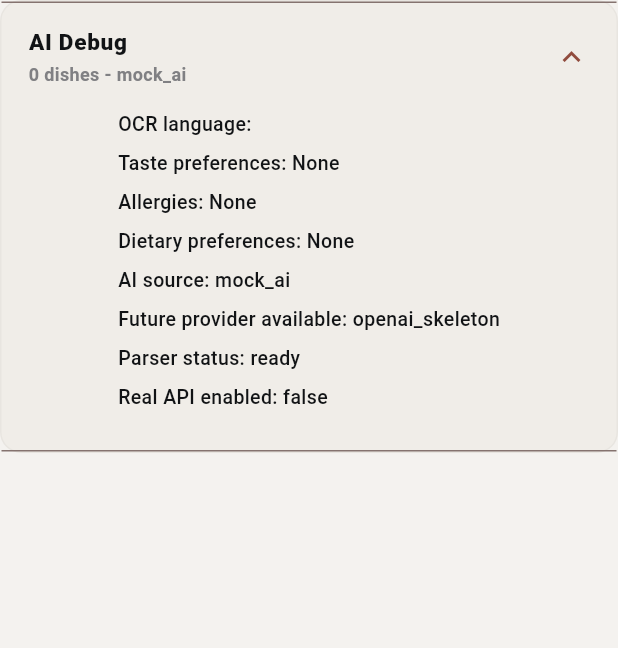
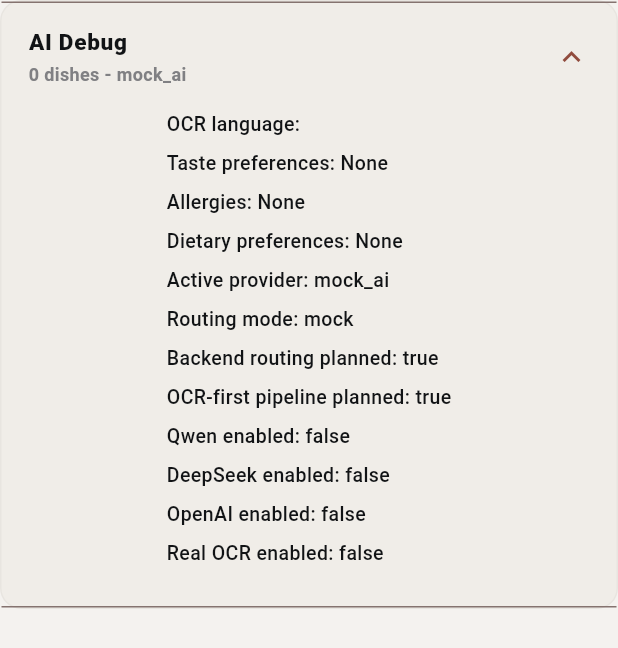
Before and after one commit to AllengWong-droid/ai-food-passport, a Flutter app: the _AiDebugSection widget shown alone on an empty page, opened directly with empty values, after a tap on "AI Debug", on a phone screen of 412 x 824 dp. Shown: the top 648 px of the screen. Run offline on Flutter 3.47's test engine with Material 3 defaults, Android fonts, the phone set to English and light mode, and no system bars; our stand-ins replace flutter_riverpod, go_router, image_picker; Roboto replaces fonts that are missing (Arial).

Commit message:
Add OCR-first multi-provider routing skeleton

```diff
--- a/lib/features/results/presentation/screens/results_screen.dart
+++ b/lib/features/results/presentation/screens/results_screen.dart
@@ -123,10 +123,14 @@ class _AiDebugSection extends StatelessWidget {
           _DebugLine(label: 'Taste preferences', value: _joinValues(tastePreferences)),
           _DebugLine(label: 'Allergies', value: _joinValues(allergies)),
           _DebugLine(label: 'Dietary preferences', value: _joinValues(dietaryPreferences)),
-          const _DebugLine(label: 'AI source', value: 'mock_ai'),
-          const _DebugLine(label: 'Future provider available', value: 'openai_skeleton'),
-          const _DebugLine(label: 'Parser status', value: 'ready'),
-          const _DebugLine(label: 'Real API enabled', value: 'false'),
+          const _DebugLine(label: 'Active provider', value: 'mock_ai'),
+          const _DebugLine(label: 'Routing mode', value: 'mock'),
+          const _DebugLine(label: 'Backend routing planned', value: 'true'),
+          const _DebugLine(label: 'OCR-first pipeline planned', value: 'true'),
+          const _DebugLine(label: 'Qwen enabled', value: 'false'),
+          const _DebugLine(label: 'DeepSeek enabled', value: 'false'),
+          const _DebugLine(label: 'OpenAI enabled', value: 'false'),
+          const _DebugLine(label: 'Real OCR enabled', value: 'false'),
         ],
       ),
     );
--- /dev/null
+++ b/lib/features/shared/data/ai/ai_provider_config.dart
@@ -0,0 +1,12 @@
+import '../../domain/models/models.dart';
+
+class AiProviderConfig {
+  const AiProviderConfig._();
+
+  static const defaultMode = AiProviderMode.mock;
+  static const backendRoutingEnabled = false;
+  static const qwenEnabled = false;
+  static const deepSeekEnabled = false;
+  static const openAiEnabled = false;
+  static const realOcrEnabled = false;
+}
--- /dev/null
+++ b/lib/features/shared/data/ai/backend_ai_config.dart
@@ -0,0 +1,8 @@
+import 'ai_provider_config.dart';
+
+class BackendAiConfig {
+  const BackendAiConfig._();
+
+  static const enabled = AiProviderConfig.backendRoutingEnabled;
+  static const baseUrl = 'https://backend.example.com';
+}
--- /dev/null
+++ b/lib/features/shared/data/ai/multi_provider_menu_analysis_repository.dart
@@ -0,0 +1,43 @@
+import '../../domain/models/models.dart';
+import '../../domain/repositories/repositories.dart';
+import 'ai_provider_config.dart';
+
+class MultiProviderMenuAnalysisRepository implements AiRepository {
+  const MultiProviderMenuAnalysisRepository();
+
+  static const providerSource = 'multi_provider_backend_skeleton';
+
+  AiRoutingDecision createDisabledRoutingDecision() {
+    return AiRoutingDecision(
+      mode: AiProviderConfig.defaultMode,
+      region: 'mock',
+      ocrProvider: 'mock_ocr',
+      analysisProvider: 'mock_ai',
+      reason: 'Multi-provider backend routing is planned but disabled.',
+      fallbackUsed: false,
+      latencyMs: 0,
+      createdAt: DateTime.now(),
+    );
+  }
+
+  @override
+  Future<List<DishAnalysisModel>> analyzeMenu(AiAnalysisRequest request) {
+    throw UnimplementedError(
+      'MultiProviderMenuAnalysisRepository is a future backend routing skeleton and is not enabled yet.',
+    );
+  }
+
+  @override
+  List<DishAnalysisModel> loadLatestResults() {
+    throw UnimplementedError(
+      'MultiProviderMenuAnalysisRepository is disabled and does not provide cached results.',
+    );
+  }
+
+  @override
+  DishAnalysisModel loadDish(String dishId) {
+    throw UnimplementedError(
+      'MultiProviderMenuAnalysisRepository is disabled and does not provide dish lookup.',
+    );
+  }
+}
--- /dev/null
+++ b/lib/features/shared/domain/models/ai_provider_mode.dart
@@ -0,0 +1,6 @@
+enum AiProviderMode {
+  auto,
+  china,
+  global,
+  mock,
+}
--- a/lib/features/shared/domain/models/models.dart
+++ b/lib/features/shared/domain/models/models.dart
@@ -1,5 +1,7 @@
 export 'ai_analysis_failure.dart';
 export 'ai_analysis_request.dart';
+export 'ai_provider_mode.dart';
+export 'ai_routing_decision.dart';
 export 'dish_analysis_model.dart';
 export 'ocr_result.dart';
 export 'price_intelligence_model.dart';
```
Also changed, not shown: lib/features/shared/data/ai/backend_menu_analysis_repository.dart (added, +31 -0 lines), lib/features/shared/domain/models/ai_routing_decision.dart (added, +23 -0 lines), 4 other files.
